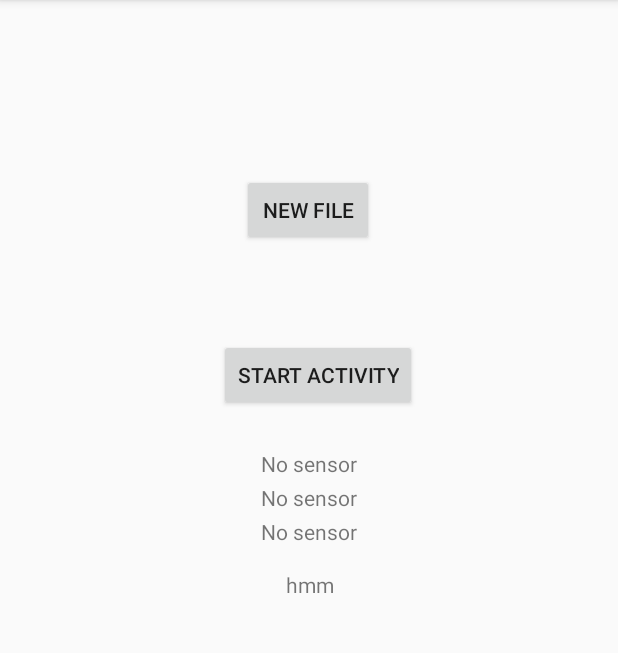
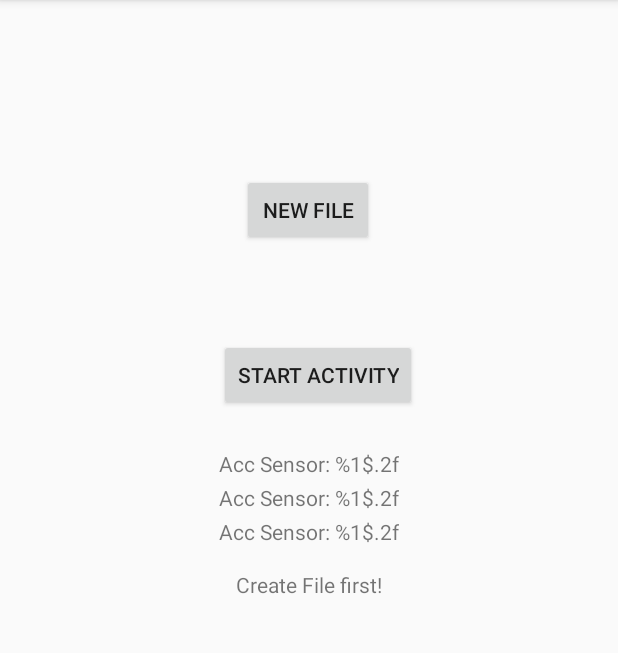
Before and after one commit to hanuka24/ActMonitoringLocalizationApp, an Android app: the screen it shows after launch (MainActivity), after a tap on "START ACTIVITY", on a phone screen of 412 x 824 dp, the part 84-737 px from its top. Run offline under Robolectric (Android 15) with nearby library versions, the phone set to English and light mode, and no system bars.

Commit message:
cosmetic improvements

```diff
--- a/app/src/main/java/com/example/actmonitoringlocalizatin/MainActivity.java
+++ b/app/src/main/java/com/example/actmonitoringlocalizatin/MainActivity.java
@@ -52,54 +52,48 @@ public class MainActivity extends AppCompatActivity implements SensorEventListen
 
     private boolean enableSensor;
 
-     private FileOutputStream fOutStream;
+    private FileOutputStream fOutStream;
+
     @Override
     protected void onCreate(Bundle savedInstanceState) {
         super.onCreate(savedInstanceState);
+        setContentView(R.layout.activity_main);
+        Toolbar toolbar = findViewById(R.id.toolbar);
+        setSupportActionBar(toolbar);
 
-
-        // Here, thisActivity is the current activity
-
+        //Get permission to write to file
         if (ContextCompat.checkSelfPermission(this, Manifest.permission.READ_EXTERNAL_STORAGE) != PackageManager.PERMISSION_GRANTED) {
             ActivityCompat.requestPermissions(this, new String[]{Manifest.permission.READ_EXTERNAL_STORAGE}, 1);
         }
-
         if (ContextCompat.checkSelfPermission(this, Manifest.permission.WRITE_EXTERNAL_STORAGE) != PackageManager.PERMISSION_GRANTED) {
             ActivityCompat.requestPermissions(this, new String[]{Manifest.permission.WRITE_EXTERNAL_STORAGE}, 1);
         }
 
-        if (ContextCompat.checkSelfPermission(this, Manifest.permission.CAMERA) != PackageManager.PERMISSION_GRANTED) {
-            ActivityCompat.requestPermissions(this, new String[]{Manifest.permission.CAMERA}, 1);
-        }
+        //init Sensor
+        mSensorManager = (SensorManager) getSystemService(Context.SENSOR_SERVICE);
+        mSensorAcc = mSensorManager.getDefaultSensor(Sensor.TYPE_ACCELEROMETER);
 
-        setContentView(R.layout.activity_main);
-        Toolbar toolbar = findViewById(R.id.toolbar);
-        setSupportActionBar(toolbar);
-
-        Log.i(tag, "In the onCreate() event");
-        mSensorManager = (SensorManager) getSystemService(Context.SENSOR_SERVICE);
-
+        //init TextViews
         mTextSensorAccX = (TextView) findViewById(R.id.label_acc_x);
         mTextSensorAccY = (TextView) findViewById(R.id.label_acc_y);
         mTextSensorAccZ = (TextView) findViewById(R.id.label_acc_z);
         mTextDebug = (TextView) findViewById(R.id.debug);
 
-        mSensorAcc = mSensorManager.getDefaultSensor(Sensor.TYPE_ACCELEROMETER);
-
+        //init Buttons
         mNewFileButton = findViewById(R.id.newfile_button);
         mStartButton = findViewById(R.id.start_button);
         mNewFileButton.setOnClickListener(this);
         mStartButton.setOnClickListener(this);
 
+        //init Variables
         enableSensor = true;
         fileCount = 0;
+        fOutStream = null;
 
         if (mSensorAcc == null) {
-            mTextSensorAccX.setText(getResources().getString(R.string.error_no_sensor));
-            mTextSensorAccY.setText(getResources().getString(R.string.error_no_sensor));
-            mTextSensorAccZ.setText(getResources().getString(R.string.error_no_sensor));
+            mTextDebug.setText("Required sensor not available!");
+            //TODO: close App and notify user
         }
-        Log.i(tag, "uuuuuh the onCreate() event");
     }
 
     @Override
@@ -115,33 +109,25 @@ public class MainActivity extends AppCompatActivity implements SensorEventListen
         // automatically handle clicks on the Home/Up button, so long
         // as you specify a parent activity in AndroidManifest.xml.
         int id = item.getItemId();
-
         //noinspection SimplifiableIfStatement
         if (id == R.id.action_settings) {
             return true;
         }
-
         return super.onOptionsItemSelected(item);
     }
 
     @Override
     public void onSensorChanged(SensorEvent event) {
-        int sensorType = event.sensor.getType();
-
+        //read sensor data and store to file
         double x = event.values[0];
         double y = event.values[1];
         double z = event.values[2];
 
-        switch (sensorType) {
-            case Sensor.TYPE_ACCELEROMETER:
-                mTextSensorAccX.setText(getResources().getString(R.string.label_acc_x, x));
-                mTextSensorAccY.setText(getResources().getString(R.string.label_acc_y, y));
-                mTextSensorAccZ.setText(getResources().getString(R.string.label_acc_z, z));
+        mTextSensorAccX.setText(getResources().getString(R.string.label_acc_x, x));
+        mTextSensorAccY.setText(getResources().getString(R.string.label_acc_y, y));
+        mTextSensorAccZ.setText(getResources().getString(R.string.label_acc_z, z));
 
-                addDataToProcess (x, y, z);
-            default:
-                // do nothing
-        }
+        addDataToProcess (x, y, z);
     }
 
     @Override
@@ -159,10 +145,11 @@ public class MainActivity extends AppCompatActivity implements SensorEventListen
     protected void onStop() {
         super.onStop();
         debug("App stopped");
+        //TODO: save state
     }
 
     private void toggleSensor() {
-        if (mSensorAcc != null) {
+        if(fOutStream != null){
             if(enableSensor){
                 debug("Start monitoring");
                 mStartButton.setText("Stop Activity");
@@ -178,6 +165,8 @@ public class MainActivity extends AppCompatActivity implements SensorEventListen
             }
             enableSensor = !enableSensor;
         }
+        else
+            debug("Create File first!");
     }
 
     private void addDataToProcess(double x, double y, double z)
@@ -218,6 +207,7 @@ public class MainActivity extends AppCompatActivity implements SensorEventListen
         }
     }
 
+    //Button Clck Handler
     @Override
     public void onClick(View v) {
 
```
